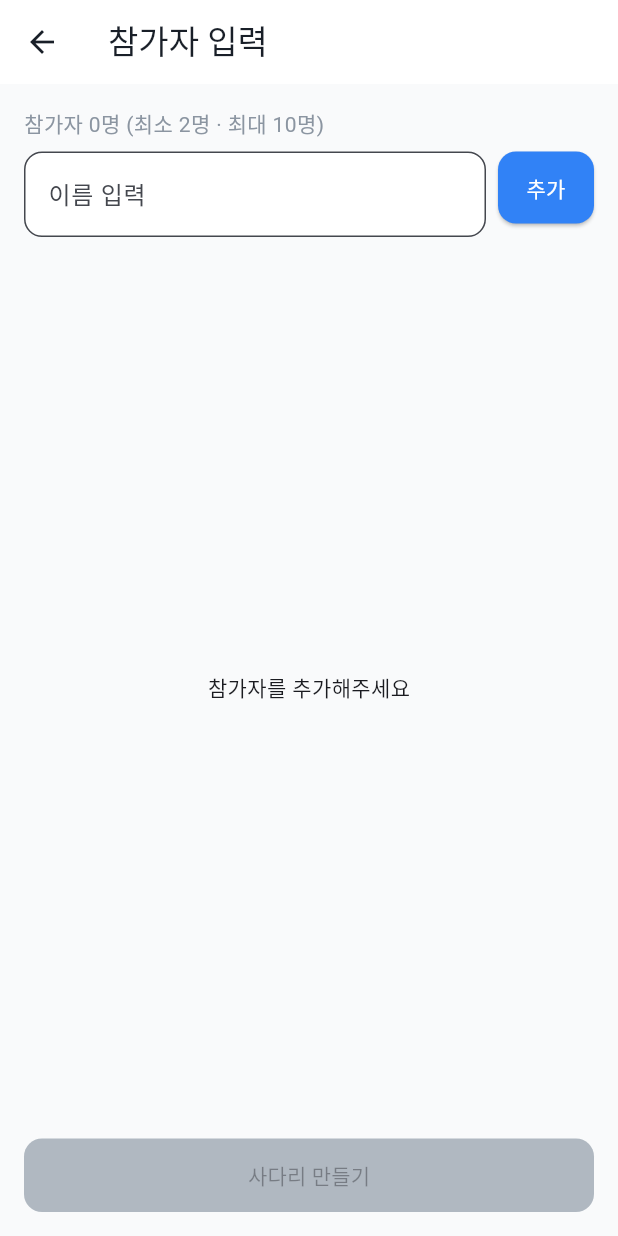
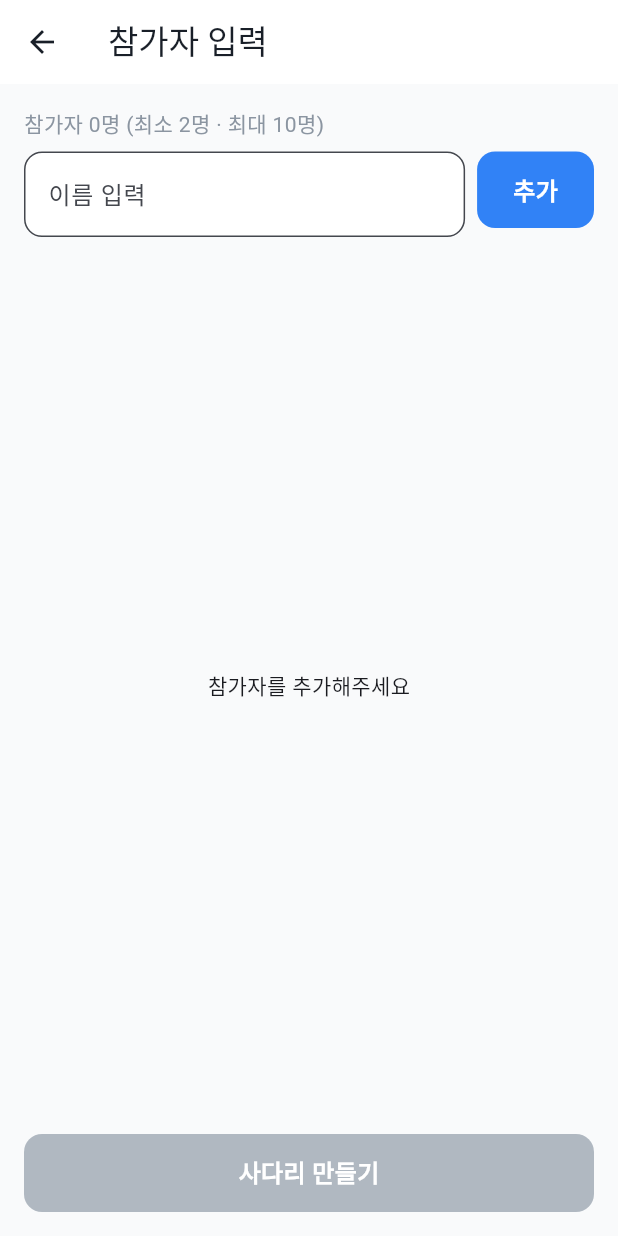
Before and after one commit to jaehyun0924/mini-game-app, a Flutter app: the screen it shows after launch, after a tap on "사다리타기", on a phone screen of 412 x 824 dp. Run offline on Flutter 3.47's test engine with Material 3 defaults, Android fonts, the phone set to English and light mode, and no system bars.

Commit message:
사다리타기 ver.1 마무리

```diff
--- a/lib/games/ladder/ladder_outcome_screen.dart
+++ b/lib/games/ladder/ladder_outcome_screen.dart
@@ -1,6 +1,8 @@
 import 'package:flutter/material.dart';
+import 'package:mini_game_app/theme/page_transitions.dart';
 import 'package:mini_game_app/theme/spacing.dart';
 import 'package:mini_game_app/theme/text_styles.dart';
+import 'package:mini_game_app/widgets/primary_button.dart';
 
 import 'ladder_outcome.dart';
 import 'ladder_result_screen.dart';
@@ -80,7 +82,7 @@ class _LadderOutcomeScreenState extends State<LadderOutcomeScreen> {
     ];
     Navigator.push(
       context,
-      MaterialPageRoute(
+      AppPageRoute(
         builder: (context) => LadderResultScreen(
           participants: widget.participants,
           outcomes: outcomes,
@@ -137,7 +139,7 @@ class _LadderOutcomeScreenState extends State<LadderOutcomeScreen> {
             const SizedBox(height: kSpacingMd),
             SizedBox(
               width: double.infinity,
-              child: ElevatedButton(
+              child: PrimaryButton(
                 onPressed: _allFilled ? _submit : null,
                 child: const Text('사다리 만들기'),
               ),
--- a/lib/games/ladder/ladder_participant_screen.dart
+++ b/lib/games/ladder/ladder_participant_screen.dart
@@ -1,6 +1,10 @@
 import 'package:flutter/material.dart';
+import 'package:mini_game_app/theme/colors.dart';
+import 'package:mini_game_app/theme/page_transitions.dart';
 import 'package:mini_game_app/theme/spacing.dart';
 import 'package:mini_game_app/theme/text_styles.dart';
+import 'package:mini_game_app/widgets/primary_button.dart';
+import 'package:mini_game_app/widgets/shrink_button.dart';
 
 import 'ladder_constants.dart';
 import 'ladder_outcome_screen.dart';
@@ -89,10 +93,7 @@ class _LadderParticipantScreenState extends State<LadderParticipantScreen> {
                   ),
                 ),
                 const SizedBox(width: kSpacingSm),
-                ElevatedButton(
-                  onPressed: _addParticipant,
-                  child: const Text('추가'),
-                ),
+                PrimaryButton(onPressed: _addParticipant, child: const Text('추가')),
               ],
             ),
             const SizedBox(height: kSpacingMd),
@@ -104,9 +105,15 @@ class _LadderParticipantScreenState extends State<LadderParticipantScreen> {
                       itemBuilder: (context, index) {
                         return ListTile(
                           title: Text(_participants[index]),
-                          trailing: IconButton(
-                            icon: const Icon(Icons.delete_outline),
+                          trailing: ShrinkButton(
                             onPressed: () => _removeParticipant(index),
+                            child: const Padding(
+                              padding: EdgeInsets.all(kSpacingSm),
+                              child: Icon(
+                                Icons.delete_outline,
+                                color: kColorTextSecondary,
+                              ),
+                            ),
                           ),
                         );
                       },
@@ -115,12 +122,12 @@ class _LadderParticipantScreenState extends State<LadderParticipantScreen> {
             const SizedBox(height: kSpacingMd),
             SizedBox(
               width: double.infinity,
-              child: ElevatedButton(
+              child: PrimaryButton(
                 onPressed: _participants.length >= kMinParticipants
                     ? () {
                         Navigator.push(
                           context,
-                          MaterialPageRoute(
+                          AppPageRoute(
                             builder: (context) =>
                                 LadderOutcomeScreen(participants: _participants),
                           ),
--- a/lib/main.dart
+++ b/lib/main.dart
@@ -27,17 +27,6 @@ class MyApp extends StatelessWidget {
           foregroundColor: kColorTextPrimary,
           elevation: 0,
         ),
-        elevatedButtonTheme: ElevatedButtonThemeData(
-          style: ElevatedButton.styleFrom(
-            backgroundColor: kColorPrimary,
-            foregroundColor: Colors.white,
-            disabledBackgroundColor: kColorTextDisabled,
-            padding: const EdgeInsets.symmetric(vertical: 14),
-            shape: RoundedRectangleBorder(
-              borderRadius: BorderRadius.circular(kRadiusMd),
-            ),
-          ),
-        ),
         inputDecorationTheme: InputDecorationTheme(
           filled: true,
           fillColor: kColorSurface,
--- a/lib/screens/home_screen.dart
+++ b/lib/screens/home_screen.dart
@@ -1,5 +1,7 @@
 import 'package:flutter/material.dart';
 import 'package:mini_game_app/games/ladder/ladder_participant_screen.dart';
+import 'package:mini_game_app/theme/page_transitions.dart';
+import 'package:mini_game_app/widgets/primary_button.dart';
 
 class HomeScreen extends StatelessWidget {
   const HomeScreen({super.key});
@@ -9,11 +11,11 @@ class HomeScreen extends StatelessWidget {
     return Scaffold(
       appBar: AppBar(title: const Text('미니게임')),
       body: Center(
-        child: ElevatedButton(
+        child: PrimaryButton(
           onPressed: () {
             Navigator.push(
               context,
-              MaterialPageRoute(
+              AppPageRoute(
                 builder: (context) => const LadderParticipantScreen(),
               ),
             );
--- /dev/null
+++ b/lib/theme/page_transitions.dart
@@ -0,0 +1,32 @@
+import 'package:flutter/material.dart';
+
+import 'motion.dart';
+
+/// 화면 전환 느낌을 앱 전체에서 통일하기 위한 공용 PageRoute.
+/// 오른쪽에서 살짝 슬라이드되며 페이드 인되는 형태로, 화면 이동할 때
+/// MaterialPageRoute 대신 이걸 쓴다.
+class AppPageRoute<T> extends PageRouteBuilder<T> {
+  AppPageRoute({required WidgetBuilder builder})
+    : super(
+        transitionDuration: kSlowDuration,
+        reverseTransitionDuration: kSlowDuration,
+        pageBuilder: (context, animation, secondaryAnimation) =>
+            builder(context),
+        transitionsBuilder: (context, animation, secondaryAnimation, child) {
+          final curved = CurvedAnimation(
+            parent: animation,
+            curve: kStandardCurve,
+          );
+          return FadeTransition(
+            opacity: curved,
+            child: SlideTransition(
+              position: Tween<Offset>(
+                begin: const Offset(0.08, 0),
+                end: Offset.zero,
+              ).animate(curved),
+              child: child,
+            ),
+          );
+        },
+      );
+}
--- /dev/null
+++ b/lib/widgets/primary_button.dart
@@ -0,0 +1,52 @@
+import 'package:flutter/material.dart';
+import 'package:mini_game_app/theme/colors.dart';
+import 'package:mini_game_app/theme/radius.dart';
+import 'package:mini_game_app/theme/spacing.dart';
+
+import 'shrink_button.dart';
+
+/// 앱 전역에서 쓰는 파란색 채움 버튼(주요 액션용). ElevatedButton 대신 이걸 쓴다.
+/// ShrinkButton으로 감싸져 있어서 눌리는 느낌이 다른 버튼들과 동일하다.
+class PrimaryButton extends StatelessWidget {
+  final VoidCallback? onPressed;
+  final Widget child;
+
+  const PrimaryButton({super.key, required this.onPressed, required this.child});
+
+  @override
+  Widget build(BuildContext context) {
+    final bool enabled = onPressed != null;
+
+    return ShrinkButton(
+      onPressed: onPressed,
+      child: Container(
+        decoration: BoxDecoration(
+          color: enabled ? kColorPrimary : kColorTextDisabled,
+          borderRadius: BorderRadius.circular(kRadiusMd),
+        ),
+        child: Padding(
+          padding: const EdgeInsets.symmetric(
+            horizontal: kSpacingLg,
+            vertical: 14,
+          ),
+          // widthFactor/heightFactor를 1로 주면, 너비가 강제되지 않는 한(Center 안 등)
+          // 내용물 크기만큼만 차지하고, SizedBox(width: double.infinity)처럼 너비가
+          // 강제될 때만 그 너비를 채우면서 내용을 가운데 정렬한다.
+          child: Align(
+            alignment: Alignment.center,
+            widthFactor: 1,
+            heightFactor: 1,
+            child: DefaultTextStyle.merge(
+              style: const TextStyle(
+                color: Colors.white,
+                fontSize: 16,
+                fontWeight: FontWeight.w600,
+              ),
+              child: child,
+            ),
+          ),
+        ),
+      ),
+    );
+  }
+}
--- /dev/null
+++ b/lib/widgets/shrink_button.dart
@@ -0,0 +1,41 @@
+import 'package:flutter/material.dart';
+import 'package:mini_game_app/theme/motion.dart';
+
+/// 눌렀을 때 살짝 작아졌다가(scale down) 떼면 원래 크기로 돌아오는 공용 버튼 래퍼.
+/// 앱 안의 모든 탭 가능한 요소(텍스트 버튼, 아이콘, 카드 등)를 이걸로 감싸서
+/// 게임마다 눌림 느낌이 달라지지 않게 한다.
+class ShrinkButton extends StatefulWidget {
+  final VoidCallback? onPressed;
+  final Widget child;
+
+  const ShrinkButton({super.key, required this.onPressed, required this.child});
+
+  @override
+  State<ShrinkButton> createState() => _ShrinkButtonState();
+}
+
+class _ShrinkButtonState extends State<ShrinkButton> {
+  bool _pressed = false;
+
+  void _setPressed(bool pressed) {
+    if (widget.onPressed == null) return;
+    setState(() => _pressed = pressed);
+  }
+
+  @override
+  Widget build(BuildContext context) {
+    return GestureDetector(
+      onTapDown: (_) => _setPressed(true),
+      onTapUp: (_) => _setPressed(false),
+      onTapCancel: () => _setPressed(false),
+      onTap: widget.onPressed,
+      child: AnimatedScale(
+        // 눌린 상태(0.96)와 원래 크기(1.0) 사이를 kPressDuration 동안 오간다.
+        scale: _pressed ? 0.96 : 1.0,
+        duration: kPressDuration,
+        curve: kStandardCurve,
+        child: widget.child,
+      ),
+    );
+  }
+}
```
Also changed, not shown: lib/games/ladder/ladder_generator.dart (+10 -10 lines), lib/games/ladder/ladder_result_screen.dart (+13 -3 lines).
